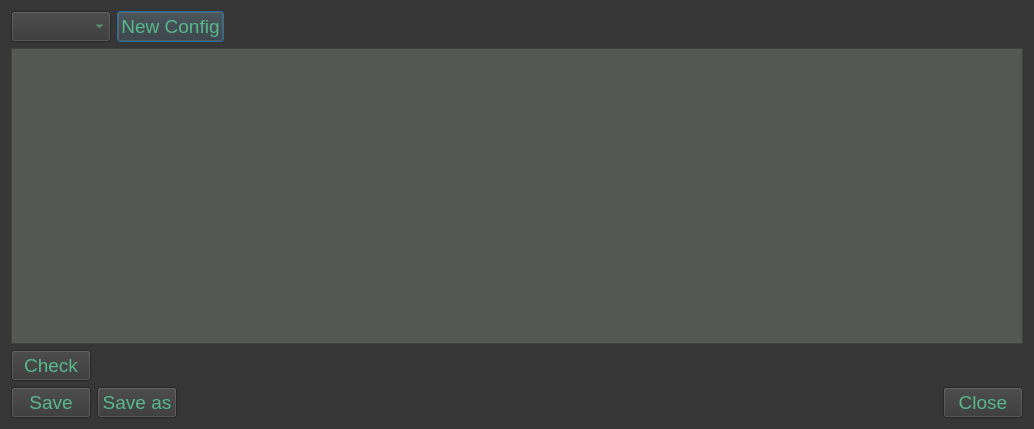
First picture: the form in ibridgesgui/ui_files/configCheck.ui, repository iBridges-for-iRODS/iBridges-GUI, before the edit.
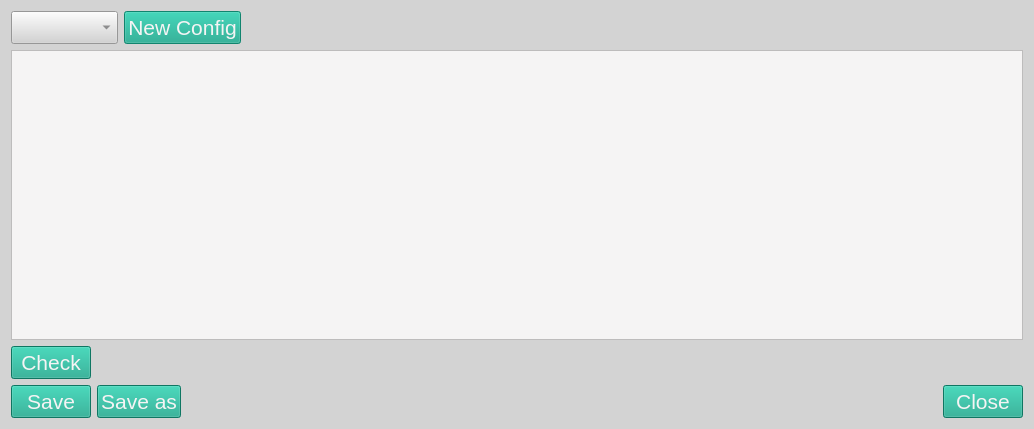
Second picture: the form after the edit.

Commit message:
GUI style color scheme (#200)
* Fix broken browser table --> disable sorting

* Status: create collections and folders

* colour scheme

* cleanup old ui files

* New style

* ruff

* Setup for welcome tab

* logo

* logo

* ruff

* "Welcome class"

* Welcome after close session

* Update README.md

* Light background for treeview

* Update pyproject.toml

* Create pypi_release.yml

* Update README.md

* new screenshots for docs

* Catch Exception and different widget

* add siwqze to sync table[D

* ruff

```diff
--- a/ibridgesgui/ui_files/configCheck.ui
+++ b/ibridgesgui/ui_files/configCheck.ui
@@ -16,20 +16,40 @@
   <property name="styleSheet">
    <string notr="true">QWidget
 {
-	color: rgb(86, 184, 139);
-	background-color: rgb(54, 54, 54);
-    font: 14pt
-}
-
-QTextEdit
-{
-	background-color: rgb(85, 87, 83);
+    background-color: rgb(211,211,211);
+    color: rgb(88, 88, 90);
+    selection-background-color: rgb(21, 165, 137);
+    selection-color: rgb(245, 244, 244);
+    font: 16pt
 }
 
 QLabel#error_label
 {
-	color: rgb(217, 174, 23);
-}</string>
+    color: rgb(220, 130, 30);
+}
+
+QLineEdit, QTextEdit, QTableWidget
+{
+   background-color:  rgb(245, 244, 244)
+}
+
+QPushButton
+{
+	background-color: rgb(21, 165, 137);
+    color: rgb(245, 244, 244);
+}
+
+QPushButton#home_button, QPushButton#parent_button, QPushButton#refresh_button
+{
+    background-color: rgb(245, 244, 244);
+}
+
+QTabWidget#info_tabs
+{
+     background-color: background-color: rgb(211,211,211);
+}
+
+</string>
   </property>
   <layout class="QVBoxLayout" name="verticalLayout_2">
    <item>
```
The commit also changes 47 other files.
